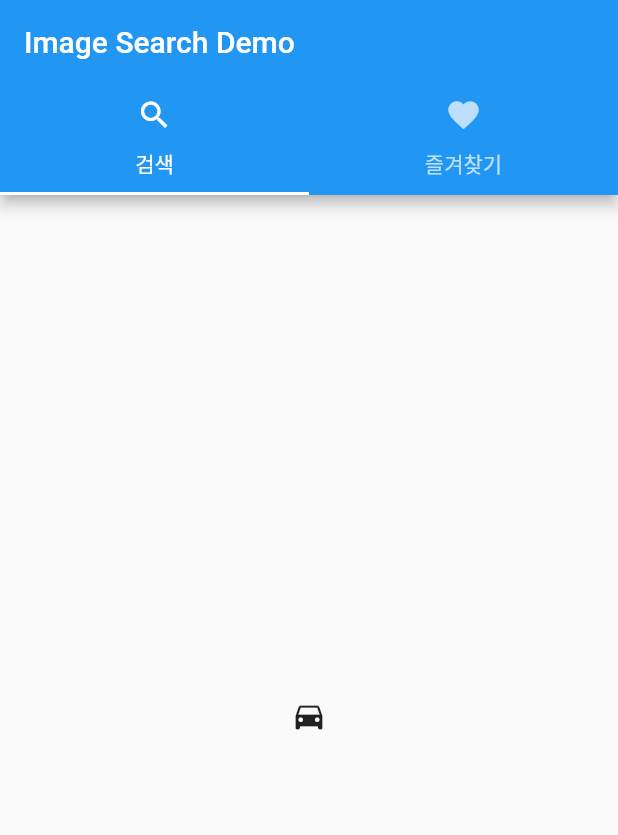
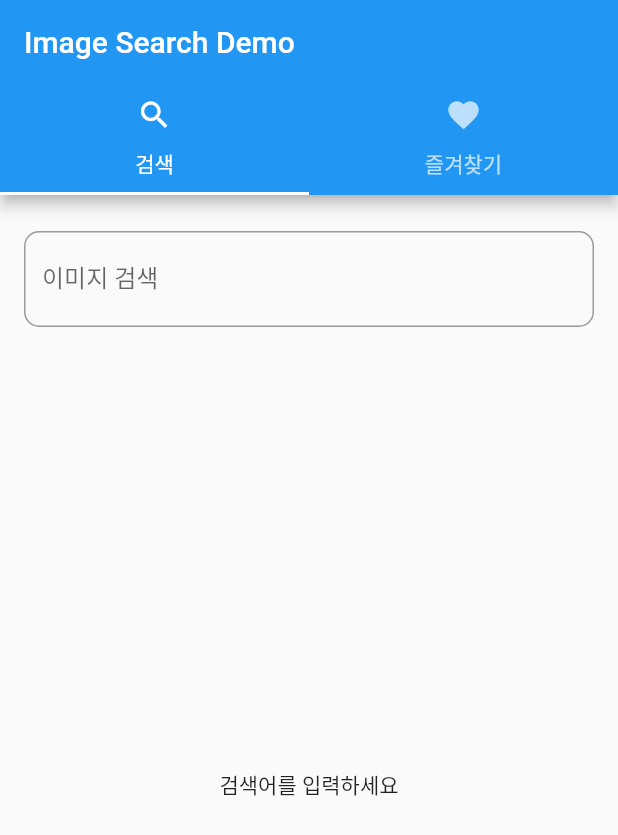
Before and after one commit to metalgeni/flutter_search_image, a Flutter app: the screen it shows after launch, on a phone screen of 412 x 824 dp. Shown: the top 835 px of the screen. Run offline on Flutter 3.47's test engine with Material 2 defaults, Android fonts, the phone set to English and light mode, and no system bars; our stand-ins replace rxdart.

Commit message:
서치페이지 중간 저장

```diff
--- /dev/null
+++ b/lib/kakap_api.dart
@@ -0,0 +1,74 @@
+import 'dart:async';
+import 'dart:convert';
+import 'dart:io';
+
+import 'package:http/http.dart' as http;
+
+class KakaoApi {
+  final String baseUrl;
+  final Map<String, SearchResult> cache;
+  final http.Client client;
+
+  KakaoApi({
+    http.Client? client,
+    Map<String, SearchResult>? cache,
+    this.baseUrl = 'https://dapi.kakao.com/v2/search/image?query=',
+  })  : client = client ?? http.Client(),
+        cache = cache ?? <String, SearchResult>{};
+
+  Future<SearchResult> search(String term) async {
+    final cached = cache[term];
+    if (cached != null) {
+      return cached;
+    } else {
+      final result = await _fetchResults(term);
+
+      cache[term] = result;
+
+      return result;
+    }
+  }
+
+  Future<SearchResult> _fetchResults(String term) async {
+    final response = await client.get(
+      Uri.parse('$baseUrl$term'),
+      headers: {
+        HttpHeaders.authorizationHeader:
+            "KakaoAK 9fed88cc492adbc60ac4436abfc86a3b"
+      },
+    );
+    final results = json.decode(response.body);
+
+    return SearchResult.fromJson(results['documents']);
+  }
+}
+
+class SearchResult {
+  final List<SearchResultItem> items;
+
+  SearchResult(this.items);
+
+  factory SearchResult.fromJson(dynamic json) {
+    final items = (json as List)
+        .map((item) => SearchResultItem.fromJson(item))
+        .toList(growable: false);
+
+    return SearchResult(items);
+  }
+
+  bool get isPopulated => items.isNotEmpty;
+
+  bool get isEmpty => items.isEmpty;
+}
+
+class SearchResultItem {
+  final String display_sitename;
+  final String image_url;
+
+  SearchResultItem(this.display_sitename, this.image_url);
+
+  factory SearchResultItem.fromJson(Map<String, dynamic> json) {
+    return SearchResultItem(
+        json['display_sitename'] as String, json['image_url'] as String);
+  }
+}
--- a/lib/main.dart
+++ b/lib/main.dart
@@ -1,17 +1,21 @@
 import 'package:flutter/material.dart';
+import 'package:search_image/kakap_api.dart';
+import 'package:search_image/pages/page_favorate.dart';
+import 'package:search_image/pages/page_search.dart';
 
 void main() {
-  runApp(const SearchImageDemo());
+  runApp(SearchImageDemo(api: KakaoApi()));
 }
 
 class SearchImageDemo extends StatelessWidget {
-  const SearchImageDemo({super.key});
+  final KakaoApi api;
+  const SearchImageDemo({super.key, required this.api});
 
   @override
   Widget build(BuildContext context) {
     return MaterialApp(
       home: DefaultTabController(
-        length: 3,
+        length: 2,
         child: Scaffold(
           appBar: AppBar(
             bottom: const TabBar(
@@ -22,11 +26,10 @@ class SearchImageDemo extends StatelessWidget {
             ),
             title: const Text('Image Search Demo'),
           ),
-          body: const TabBarView(
+          body: TabBarView(
             children: [
-              Icon(Icons.directions_car),
-              Icon(Icons.directions_transit),
-              //Icon(Icons.directions_bike),
+              PageSearch(api: api),
+              PageFavorate(),
             ],
           ),
         ),
--- /dev/null
+++ b/lib/pages/page_search.dart
@@ -0,0 +1,87 @@
+import 'package:flutter/material.dart';
+
+import 'package:search_image/kakap_api.dart';
+import 'package:search_image/search_widget/search_bloc.dart';
+import 'package:search_image/search_widget/search_result_widget.dart';
+import 'package:search_image/search_widget/search_state.dart';
+
+class PageSearch extends StatefulWidget {
+  final KakaoApi api;
+  const PageSearch({Key? key, required this.api}) : super(key: key);
+
+  @override
+  _PageSearchState createState() => _PageSearchState();
+}
+
+class _PageSearchState extends State<PageSearch> {
+  late final SearchBloc bloc;
+
+  @override
+  void initState() {
+    super.initState();
+
+    bloc = SearchBloc(widget.api);
+  }
+
+  @override
+  void dispose() {
+    bloc.dispose();
+    super.dispose();
+  }
+
+  @override
+  Widget build(BuildContext context) {
+    print('빌드 서치>>>>');
+    return StreamBuilder<SearchState>(
+      stream: bloc.state,
+      initialData: SearchNoTerm(),
+      builder: (BuildContext context, AsyncSnapshot<SearchState> snapshot) {
+        final state = snapshot.requireData;
+
+        return Scaffold(
+          body: Stack(
+            children: <Widget>[
+              Flex(direction: Axis.vertical, children: <Widget>[
+                Container(
+                  padding: const EdgeInsets.fromLTRB(16.0, 24.0, 16.0, 4.0),
+                  child: TextField(
+                    decoration: const InputDecoration(
+                      labelText: '이미지 검색',
+                      hintText: '검색어를 입력하세요...',
+                      border: OutlineInputBorder(
+                        borderRadius: BorderRadius.all(Radius.circular(10.0)),
+                      ),
+                    ),
+                    onChanged: bloc.onTextChanged.add,
+                  ),
+                ),
+                Expanded(
+                  child: AnimatedSwitcher(
+                    duration: const Duration(milliseconds: 300),
+                    child: _buildChild(state),
+                  ),
+                )
+              ])
+            ],
+          ),
+        );
+      },
+    );
+  }
+
+  Widget _buildChild(SearchState state) {
+    if (state is SearchNoTerm) {
+      return const Text("검색어를 입력하세요");
+    } else if (state is SearchEmpty) {
+      return const Text("결과 없음");
+    } else if (state is SearchLoading) {
+      return const CircularProgressIndicator();
+    } else if (state is SearchError) {
+      return const Text("검색 에러");
+    } else if (state is SearchPopulated) {
+      return SearchResultWidget(items: state.result.items);
+    }
+
+    throw Exception('${state.runtimeType} is not supported');
+  }
+}
--- /dev/null
+++ b/lib/search_widget/search_bloc.dart
@@ -0,0 +1,36 @@
+import 'dart:async';
+
+import 'package:rxdart/rxdart.dart';
+import 'package:search_image/kakap_api.dart';
+import 'package:search_image/search_widget/search_state.dart';
+
+class SearchBloc {
+  final Sink<String> onTextChanged;
+  final Stream<SearchState> state;
+
+  factory SearchBloc(KakaoApi api) {
+    final onTextChanged = PublishSubject<String>();
+
+    final state = onTextChanged
+        .distinct()
+        .debounceTime(const Duration(milliseconds: 250))
+        .switchMap<SearchState>((String term) => _search(term, api))
+        .startWith(SearchNoTerm());
+
+    return SearchBloc._(onTextChanged, state);
+  }
+
+  SearchBloc._(this.onTextChanged, this.state);
+
+  void dispose() {
+    onTextChanged.close();
+  }
+
+  static Stream<SearchState> _search(String term, KakaoApi api) => term.isEmpty
+      ? Stream.value(SearchNoTerm())
+      : Rx.fromCallable(() => api.search(term))
+          .map((result) =>
+              result.isEmpty ? SearchEmpty() : SearchPopulated(result))
+          .startWith(SearchLoading())
+          .onErrorReturn(SearchError());
+}
--- /dev/null
+++ b/lib/search_widget/search_state.dart
@@ -0,0 +1,17 @@
+import 'package:search_image/kakap_api.dart';
+
+class SearchState {}
+
+class SearchLoading extends SearchState {}
+
+class SearchError extends SearchState {}
+
+class SearchNoTerm extends SearchState {}
+
+class SearchPopulated extends SearchState {
+  final SearchResult result;
+
+  SearchPopulated(this.result);
+}
+
+class SearchEmpty extends SearchState {}
--- a/pubspec.yaml
+++ b/pubspec.yaml
@@ -1,4 +1,4 @@
-name: hw_javis
+name: search_image
 description: A new Flutter project.
 # The following line prevents the package from being accidentally published to
 # pub.dev using `flutter pub publish`. This is preferred for private packages.
@@ -35,6 +35,9 @@ dependencies:
   # The following adds the Cupertino Icons font to your application.
   # Use with the CupertinoIcons class for iOS style icons.
   cupertino_icons: ^1.0.2
+  shared_preferences: ^2.0.18
+  rxdart: ^0.27.7
+  http: ^0.13.5
 
 dev_dependencies:
   flutter_test:
```
Also changed, not shown: lib/pages/page_favorate.dart (added, +18 -0 lines), lib/search_widget/search_result_widget.dart (added, +72 -0 lines), pubspec.lock, 10 other files.
